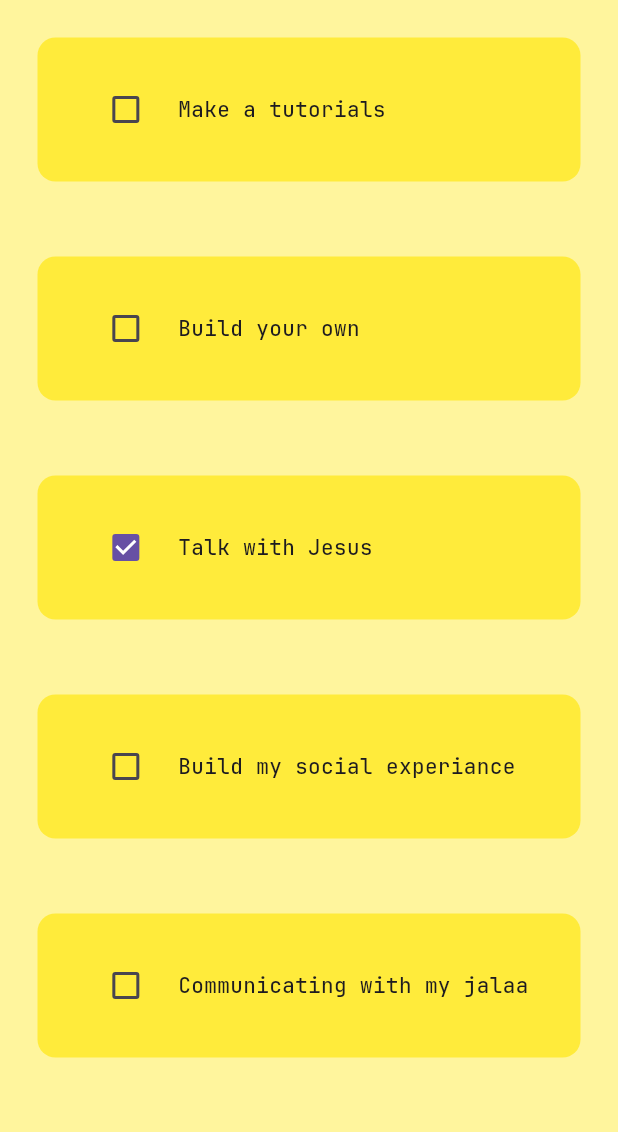
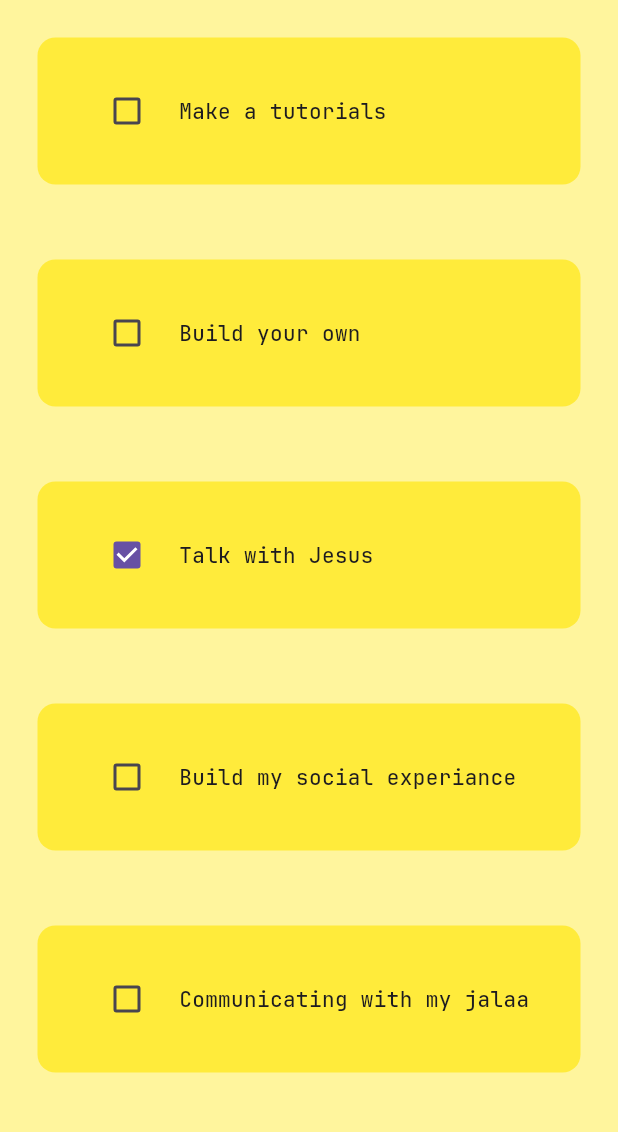
Before and after one commit to ikhela-04KK/hour_learning_flutter, a Flutter app: the screen it shows after launch, on a phone screen of 412 x 824 dp, the part 84-1216 px from its top. Run offline on Flutter 3.47's test engine with Material 3 defaults, Android fonts, the light colour scheme and no system bars.

Commit message:
add bottom -> paddingEdgeInsetOnly

```diff
--- a/lib/util/todo_title.dart
+++ b/lib/util/todo_title.dart
@@ -16,7 +16,8 @@ class ToDoTitle extends StatelessWidget {
     return Padding(
       padding:EdgeInsets.all(25.0),
       child: Container(
-        padding: EdgeInsets.all(24.0),
+        // padding: EdgeInsets.all(24.0),
+        padding: EdgeInsets.only(left: 25.0, right: 25.0, top: 25.0, bottom:25.0),
         child: Row(
           children: <Widget>[
             Expanded(
```
